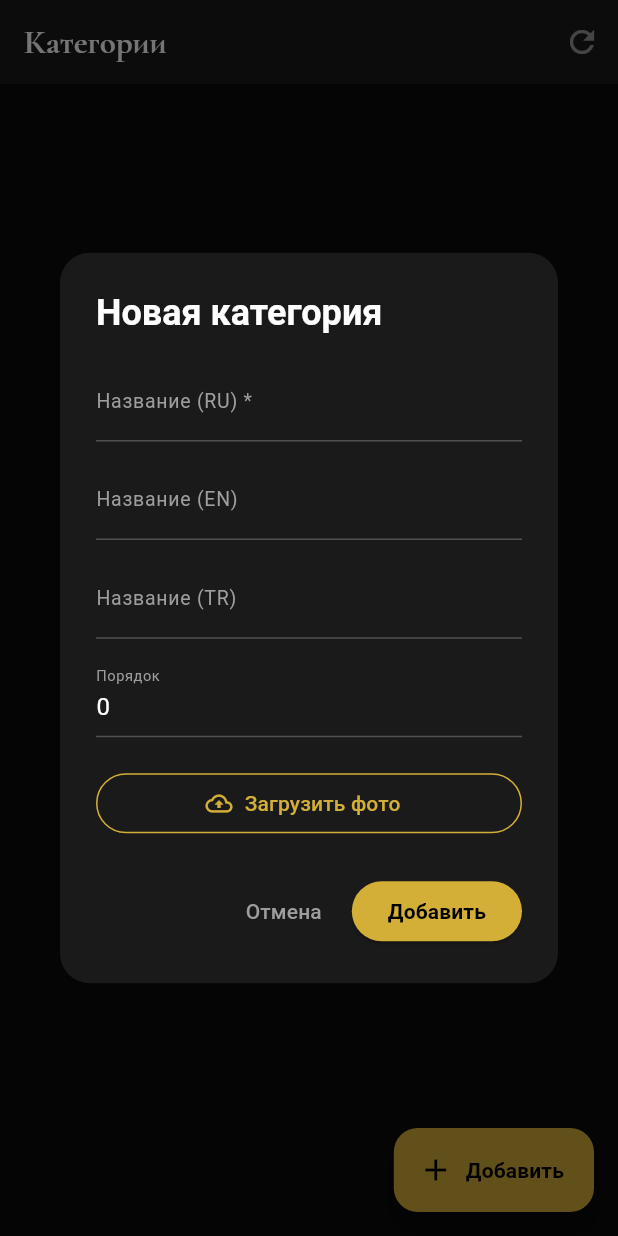
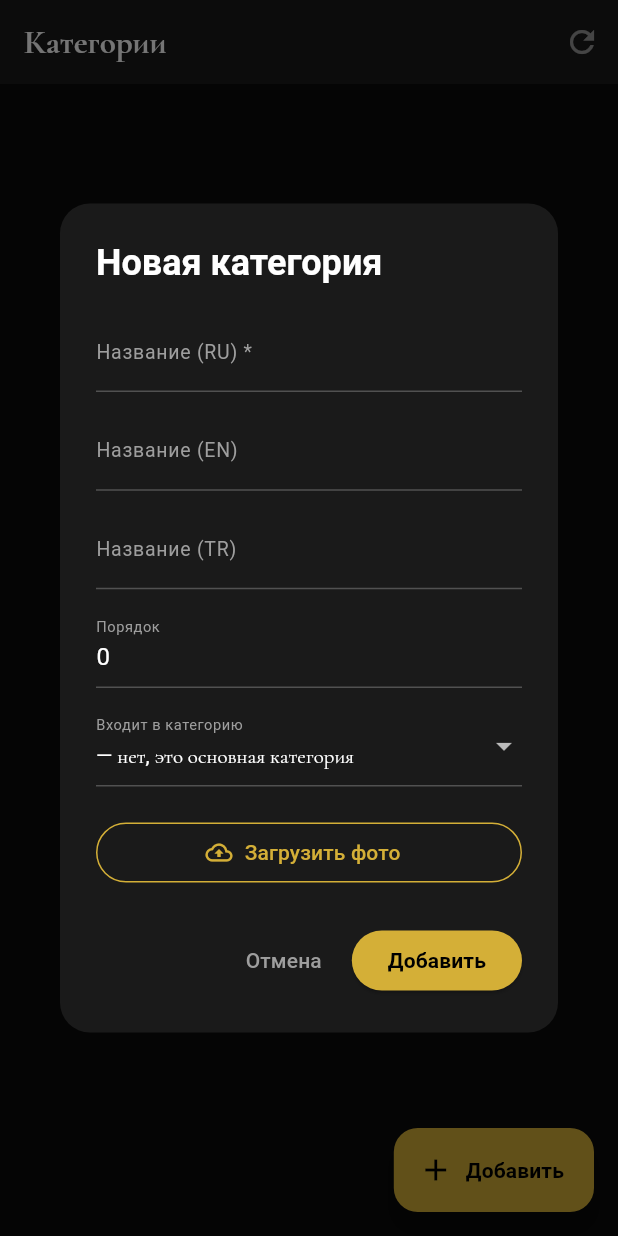
Before and after one commit to Iminokhun/menu, a Flutter app: the AdminCategoriesScreen screen opened directly, after a tap on "Добавить", on a phone screen of 412 x 824 dp. Run offline on Flutter 3.47's test engine with Material 3 defaults, Android fonts, the phone set to English and light mode, and no system bars; our stand-ins replace cached_network_image, file_picker, google_fonts, pdf, printing, qr_flutter and 3 more; missing offline and left inert: dart:ui_web, model_viewer_plus; accounts and stored records are empty.

Commit message:
Подкатегории: один уровень, заводятся в админке кафе
- сервер: родитель — только основная категория своего филиала, категория
  с подкатегориями не становится подкатегорией, пустой parent_id = основная
- админка: «+» у категории, поле «Входит в категорию», дерево в списке,
  в блюдах «Напитки › Горячие» и фильтр вместе с подкатегориями
- тесты: smoke_test, category_tree_test, menu_subcategories_test

Co-Authored-By: Claude Opus 5.5 <noreply@anthropic.com>

```diff
--- a/lib/screens/admin/admin_categories_screen.dart
+++ b/lib/screens/admin/admin_categories_screen.dart
@@ -3,6 +3,7 @@ import 'package:google_fonts/google_fonts.dart';
 import '../../api/api_client.dart';
 import '../../config/current_branch.dart';
 import '../../image_upload.dart';
+import 'category_tree.dart';
 
 class AdminCategoriesScreen extends StatefulWidget {
   const AdminCategoriesScreen({super.key});
@@ -79,7 +80,17 @@ class _AdminCategoriesScreenState extends State<AdminCategoriesScreen> {
     ));
   }
 
-  void _showDialog({Map<String, dynamic>? item}) {
+  /// [parentId] — родитель новой категории (кнопка «+» у основной).
+  void _showDialog({Map<String, dynamic>? item, String? parentId}) {
+    String? parent = item == null ? parentId : item['parent_id'] as String?;
+    // Подкатегории — один уровень: родителем может быть только основная
+    // категория, а категория со своими подкатегориями остаётся основной
+    final hasChildren =
+        item != null && _categories.any((c) => c['parent_id'] == item['id']);
+    final parents = categoryTree(_categories)
+        .where((c) => !isSubcategory(c, _categories) && c['id'] != item?['id'])
+        .toList();
+    if (!parents.any((c) => c['id'] == parent)) parent = null;
     final nameRu = TextEditingController(text: item?['name'] ?? '');
     final nameEn = TextEditingController(text: item?['name_en'] ?? '');
     final nameTr = TextEditingController(text: item?['name_tr'] ?? '');
@@ -95,7 +106,11 @@ class _AdminCategoriesScreenState extends State<AdminCategoriesScreen> {
           backgroundColor: _surface,
           shape: RoundedRectangleBorder(borderRadius: BorderRadius.circular(20)),
           title: Text(
-            item == null ? 'Новая категория' : 'Редактировать категорию',
+            item != null
+                ? 'Редактировать категорию'
+                : parentId != null
+                    ? 'Новая подкатегория'
+                    : 'Новая категория',
             style: const TextStyle(color: Colors.white, fontWeight: FontWeight.bold),
           ),
           content: SizedBox(
@@ -111,6 +126,37 @@ class _AdminCategoriesScreenState extends State<AdminCategoriesScreen> {
                   _field(nameTr, 'Название (TR)'),
                   const SizedBox(height: 12),
                   _field(sortOrder, 'Порядок', isNumber: true),
+                  const SizedBox(height: 12),
+                  DropdownButtonFormField<String?>(
+                    initialValue: parent,
+                    dropdownColor: _surface,
+                    isExpanded: true,
+                    style: const TextStyle(color: Colors.white),
+                    decoration: InputDecoration(
+                      labelText: 'Входит в категорию',
+                      labelStyle: const TextStyle(color: Colors.grey, fontSize: 13),
+                      helperText: hasChildren
+                          ? 'У неё есть подкатегории — она остаётся основной'
+                          : null,
+                      helperStyle: const TextStyle(color: Colors.white38),
+                      enabledBorder: const UnderlineInputBorder(borderSide: BorderSide(color: Colors.white24)),
+                      focusedBorder: const UnderlineInputBorder(borderSide: BorderSide(color: _accent)),
+                    ),
+                    items: [
+                      const DropdownMenuItem<String?>(
+                        value: null,
+                        child: Text('— нет, это основная категория'),
+                      ),
+                      for (final c in parents)
+                        DropdownMenuItem<String?>(
+                          value: c['id'] as String,
+                          child: Text(c['name'] ?? '', overflow: TextOverflow.ellipsis),
+                        ),
+                    ],
+                    onChanged: hasChildren
+                        ? null
+                        : (v) => setDialogState(() => parent = v),
+                  ),
                   const SizedBox(height: 20),
 
                   // Фото
@@ -171,6 +217,7 @@ class _AdminCategoriesScreenState extends State<AdminCategoriesScreen> {
                   'name_en': nameEn.text.trim(),
                   'name_tr': nameTr.text.trim(),
                   'sort_order': int.tryParse(sortOrder.text) ?? 0,
+                  'parent_id': parent,
                   if (imageUrl != null && imageUrl!.isNotEmpty) 'image_url': imageUrl,
                 };
                 try {
@@ -202,6 +249,7 @@ class _AdminCategoriesScreenState extends State<AdminCategoriesScreen> {
   }
 
   Future<void> _delete(Map<String, dynamic> item) async {
+    final hasChildren = _categories.any((c) => c['parent_id'] == item['id']);
     final confirm = await showDialog<bool>(
       context: context,
       builder: (ctx) => AlertDialog(
@@ -209,7 +257,8 @@ class _AdminCategoriesScreenState extends State<AdminCategoriesScreen> {
         shape: RoundedRectangleBorder(borderRadius: BorderRadius.circular(20)),
         title: const Text('Удалить категорию?', style: TextStyle(color: Colors.white)),
         content: Text(
-          'Категория "${item['name']}" и все её товары будут удалены.',
+          'Категория "${item['name']}" и все её товары будут удалены.'
+          '${hasChildren ? ' Её подкатегории с блюдами останутся и станут основными категориями.' : ''}',
           style: const TextStyle(color: Colors.white70),
         ),
         actions: [
@@ -249,6 +298,7 @@ class _AdminCategoriesScreenState extends State<AdminCategoriesScreen> {
 
   @override
   Widget build(BuildContext context) {
+    final tree = categoryTree(_categories);
     return Scaffold(
       backgroundColor: _bg,
       appBar: AppBar(
@@ -288,28 +338,38 @@ class _AdminCategoriesScreenState extends State<AdminCategoriesScreen> {
                 )
               : ListView.separated(
                   padding: const EdgeInsets.all(20),
-                  itemCount: _categories.length,
+                  itemCount: tree.length,
                   separatorBuilder: (_, __) => const Divider(color: Colors.white12, height: 1),
                   itemBuilder: (_, i) {
-                    final cat = _categories[i];
+                    final cat = tree[i];
+                    final isSub = isSubcategory(cat, _categories);
                     final hasImage = (cat['image_url'] as String?)?.isNotEmpty == true;
+                    final thumb = isSub ? 40.0 : 56.0;
                     return ListTile(
-                      contentPadding: const EdgeInsets.symmetric(vertical: 8, horizontal: 4),
+                      // Подкатегория — со сдвигом под своей основной
+                      contentPadding: EdgeInsets.only(left: isSub ? 36 : 4, right: 4, top: 8, bottom: 8),
                       leading: ClipRRect(
                         borderRadius: BorderRadius.circular(10),
                         child: hasImage
-                            ? Image.network(cat['image_url'], width: 56, height: 56, fit: BoxFit.cover,
-                                errorBuilder: (_, __, ___) => _placeholder())
-                            : _placeholder(),
+                            ? Image.network(cat['image_url'], width: thumb, height: thumb, fit: BoxFit.cover,
+                                errorBuilder: (_, __, ___) => _placeholder(thumb))
+                            : _placeholder(thumb),
                       ),
                       title: Text(cat['name'] ?? '', style: const TextStyle(color: Colors.white, fontWeight: FontWeight.bold, fontSize: 16)),
                       subtitle: Text(
+                        '${isSub ? 'подкатегория   ·   ' : ''}'
                         '${cat['name_en'] ?? '—'}  /  ${cat['name_tr'] ?? '—'}   ·   порядок: ${cat['sort_order'] ?? 0}',
                         style: const TextStyle(color: Colors.white38, fontSize: 12),
                       ),
                       trailing: Row(
                         mainAxisSize: MainAxisSize.min,
                         children: [
+                          if (!isSub)
+                            IconButton(
+                              icon: const Icon(Icons.add, color: Colors.white54),
+                              onPressed: () => _showDialog(parentId: cat['id'] as String),
+                              tooltip: 'Добавить подкатегорию',
+                            ),
                           IconButton(
                             icon: const Icon(Icons.edit_outlined, color: _accent),
                             onPressed: () => _showDialog(item: cat),
@@ -328,9 +388,9 @@ class _AdminCategoriesScreenState extends State<AdminCategoriesScreen> {
     );
   }
 
-  Widget _placeholder() => Container(
-    width: 56, height: 56,
+  Widget _placeholder([double size = 56]) => Container(
+    width: size, height: size,
     color: Colors.white10,
-    child: const Icon(Icons.category, color: Colors.white24, size: 28),
+    child: Icon(Icons.category, color: Colors.white24, size: size / 2),
   );
 }
--- /dev/null
+++ b/lib/screens/admin/category_tree.dart
@@ -0,0 +1,30 @@
+/// Категории филиала из админского API в порядке меню: основная, сразу за
+/// ней её подкатегории. Подкатегория, чей родитель пропал, считается
+/// основной — так её видит и меню гостя.
+List<Map<String, dynamic>> categoryTree(List<Map<String, dynamic>> cats) {
+  final ids = {for (final c in cats) c['id']};
+  bool isRoot(Map<String, dynamic> c) => !ids.contains(c['parent_id']);
+  int order(Map<String, dynamic> c) => (c['sort_order'] as num?)?.toInt() ?? 0;
+  int byOrder(Map<String, dynamic> a, Map<String, dynamic> b) =>
+      order(a).compareTo(order(b));
+
+  final roots = cats.where(isRoot).toList()..sort(byOrder);
+  return [
+    for (final root in roots) ...[
+      root,
+      ...cats.where((c) => c['parent_id'] == root['id']).toList()..sort(byOrder),
+    ],
+  ];
+}
+
+/// Подкатегория ли это (родитель есть среди [cats]).
+bool isSubcategory(Map<String, dynamic> cat, List<Map<String, dynamic>> cats) =>
+    cat['parent_id'] != null && cats.any((c) => c['id'] == cat['parent_id']);
+
+/// Название с родителем: «Супы › Холодные».
+String categoryPath(Map<String, dynamic> cat, List<Map<String, dynamic>> cats) {
+  final name = cat['name'] as String? ?? '';
+  if (!isSubcategory(cat, cats)) return name;
+  final parent = cats.firstWhere((c) => c['id'] == cat['parent_id']);
+  return '${parent['name'] ?? ''} › $name';
+}
```
Also changed, not shown: lib/screens/admin/admin_products_screen.dart (+19 -9 lines), server/lib/api.dart (+37 -7 lines), 4 other files.
